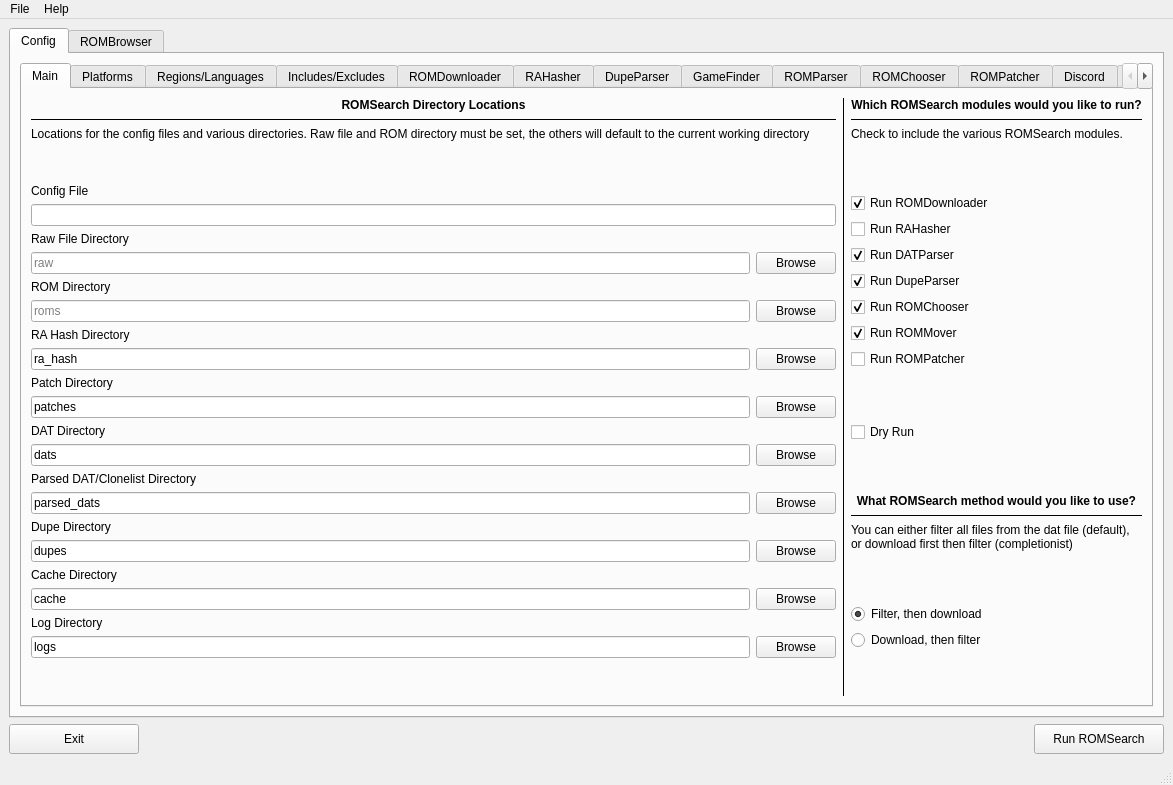
Above: romsearch/gui/layout_romsearch.ui from bbtufty/romsearch before the change. Below: the same form after it.
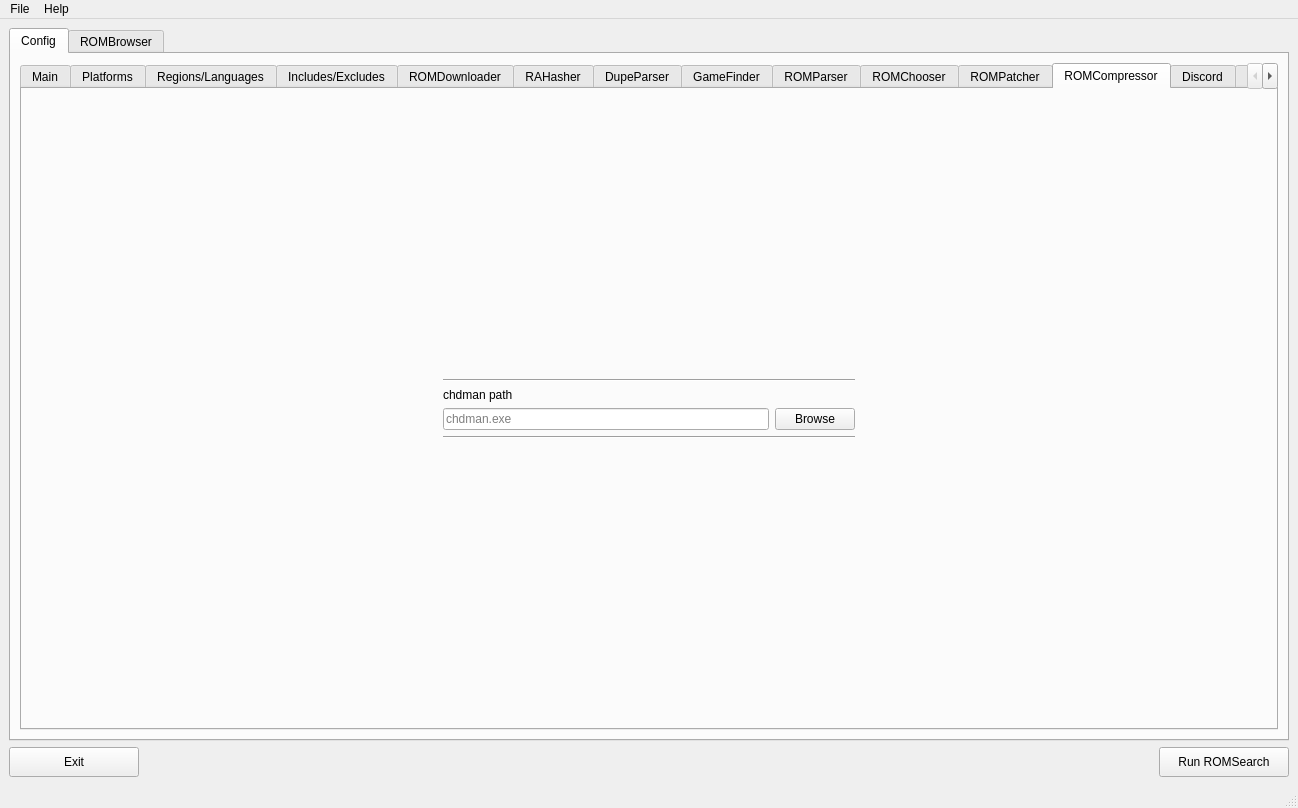
That is the form after the change. The open tabs and pages were chosen to show the change.

```diff
--- a/romsearch/gui/layout_romsearch.ui
+++ b/romsearch/gui/layout_romsearch.ui
@@ -6,8 +6,8 @@
    <rect>
     <x>0</x>
     <y>0</y>
-    <width>1173</width>
-    <height>785</height>
+    <width>1298</width>
+    <height>808</height>
    </rect>
   </property>
   <property name="sizePolicy">
@@ -2272,6 +2272,116 @@
             </item>
            </layout>
           </widget>
+          <widget class="QWidget" name="tabConfigRomCompressor">
+           <attribute name="title">
+            <string>ROMCompressor</string>
+           </attribute>
+           <layout class="QGridLayout" name="gridLayout_3">
+            <item row="0" column="0">
+             <layout class="QGridLayout" name="gridLayoutConfigRomCompressor">
+              <item row="0" column="0">
+               <layout class="QHBoxLayout" name="horizontalLayoutConfigRomCompressor">
+                <item>
+                 <spacer name="horizontalSpacerConfigRomCompressorLeft">
+                  <property name="orientation">
+                   <enum>Qt::Orientation::Horizontal</enum>
+                  </property>
+                  <property name="sizeHint" stdset="0">
+                   <size>
+                    <width>40</width>
+                    <height>20</height>
+                   </size>
+                  </property>
+                 </spacer>
+                </item>
+                <item>
+                 <layout class="QVBoxLayout" name="verticalLayoutConfigRomCompressor">
+                  <item>
+                   <spacer name="verticalSpacerConfigRomCompressorTop">
+                    <property name="orientation">
+                     <enum>Qt::Orientation::Vertical</enum>
+                    </property>
+                    <property name="sizeHint" stdset="0">
+                     <size>
+                      <width>20</width>
+                      <height>40</height>
+                     </size>
+                    </property>
+                   </spacer>
+                  </item>
+                  <item>
+                   <widget class="Line" name="lineConfigRomCompressorTop">
+                    <property name="orientation">
+                     <enum>Qt::Orientation::Horizontal</enum>
+                    </property>
+                   </widget>
+                  </item>
+                  <item>
+                   <widget class="QLabel" name="labelConfigRomCompressorChdman">
+                    <property name="text">
+                     <string>chdman path</string>
+                    </property>
+                   </widget>
+                  </item>
+                  <item>
+                   <layout class="QHBoxLayout" name="horizontalLayoutConfigRomCompressorChdmanPath">
+                    <item>
+                     <widget class="QLineEdit" name="lineEditConfigRomCompressorChdmanPath">
+                      <property name="placeholderText">
+                       <string>chdman.exe</string>
+                      </property>
+                     </widget>
+                    </item>
+                    <item>
+                     <widget class="QPushButton" name="pushButtonConfigRomCompressorChdmanPath">
+                      <property name="text">
+                       <string>Browse</string>
+                      </property>
+                     </widget>
+                    </item>
+                   </layout>
+                  </item>
+                  <item>
+                   <widget class="Line" name="lineConfigRomCompressorBottom">
+                    <property name="orientation">
+                     <enum>Qt::Orientation::Horizontal</enum>
+                    </property>
+                   </widget>
+                  </item>
+                  <item>
+                   <spacer name="verticalSpacerConfigRomCompressorBottom">
+                    <property name="orientation">
+                     <enum>Qt::Orientation::Vertical</enum>
+                    </property>
+                    <property name="sizeHint" stdset="0">
+                     <size>
+                      <width>20</width>
+                      <height>40</height>
+                     </size>
+                    </property>
+                   </spacer>
+                  </item>
+                 </layout>
+                </item>
+                <item>
+                 <spacer name="horizontalSpacerConfigRomCompressorRight">
+                  <property name="orientation">
+                   <enum>Qt::Orientation::Horizontal</enum>
+                  </property>
+                  <property name="sizeHint" stdset="0">
+                   <size>
+                    <width>40</width>
+                    <height>20</height>
+                   </size>
+                  </property>
+                 </spacer>
+                </item>
+               </layout>
+              </item>
+             </layout>
+            </item>
+           </layout>
+          </widget>
           <widget class="QWidget" name="tabConfigDiscord">
            <attribute name="title">
             <string>Discord</string>
@@ -2765,7 +2875,7 @@
     <rect>
      <x>0</x>
      <y>0</y>
-     <width>1173</width>
+     <width>1298</width>
      <height>33</height>
     </rect>
    </property>
```
Left out of the diff: 42 changed lines with no effect on the pictures.
